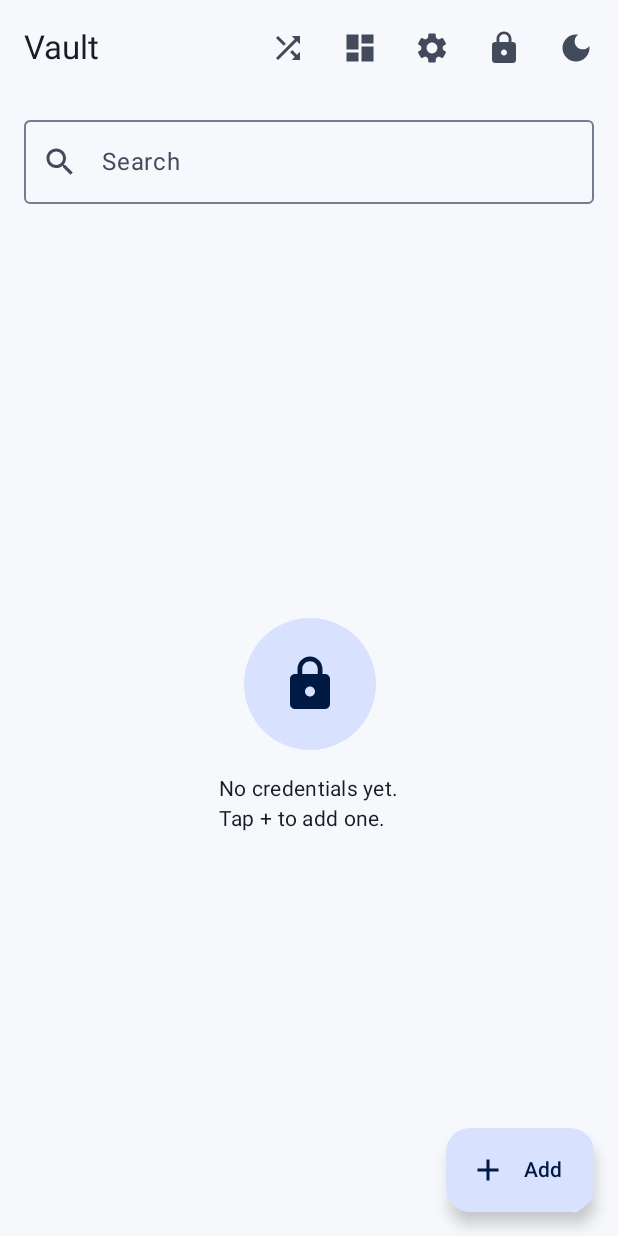
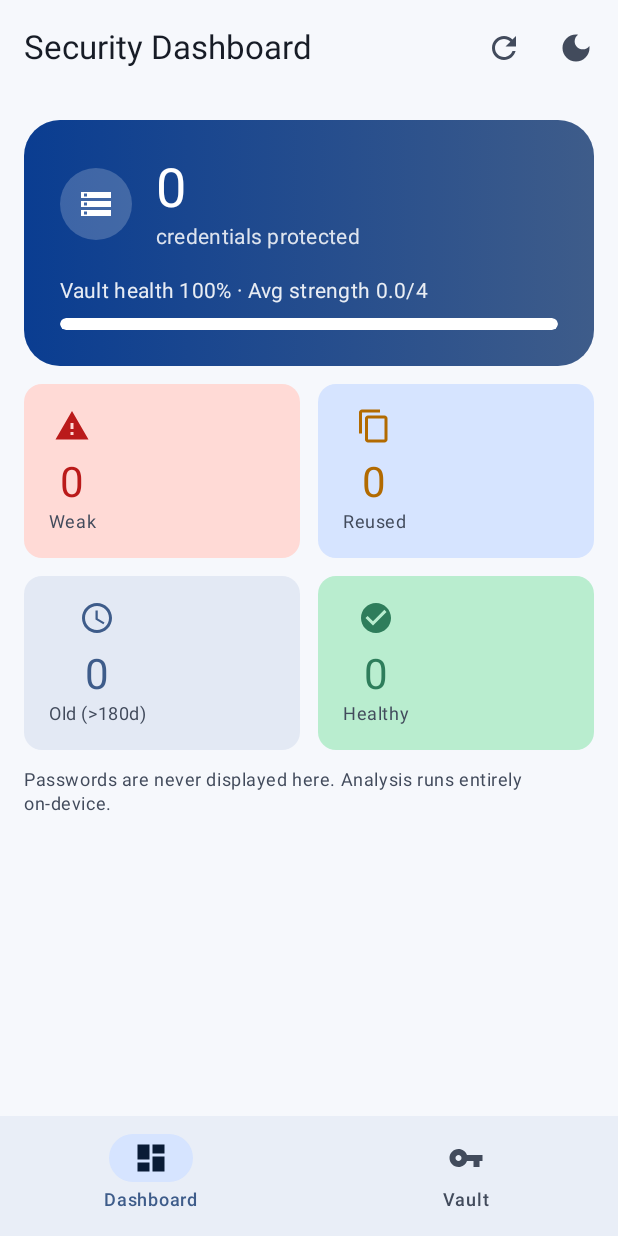
Before and after one commit to christiancagan/passvaultgen, an Android app built with Jetpack Compose: the HomeScreen screen opened through its navigation route, on a phone screen of 412 x 824 dp. Run offline under Robolectric (Android 15) with nearby library versions, the light colour scheme and no system bars; our stand-ins replace Dagger/Hilt's generated code.

Commit message:
v1.3.0: dashboard-first bottom navigation and enriched theme surfaces

```diff
--- a/app/build.gradle.kts
+++ b/app/build.gradle.kts
@@ -20,8 +20,8 @@ android {
         applicationId = "com.example.passwordvault"
         minSdk = 26
         targetSdk = 35
-        versionCode = 3
-        versionName = "1.2.0"
+        versionCode = 4
+        versionName = "1.3.0"
         testInstrumentationRunner = "androidx.test.runner.AndroidJUnitRunner"
     }
 
--- a/app/src/main/java/com/example/passwordvault/ui/dashboard/SecurityDashboardScreen.kt
+++ b/app/src/main/java/com/example/passwordvault/ui/dashboard/SecurityDashboardScreen.kt
@@ -19,17 +19,14 @@ import androidx.compose.material.icons.Icons
 import androidx.compose.material.icons.filled.CheckCircle
 import androidx.compose.material.icons.filled.ContentCopy
 import androidx.compose.material.icons.filled.Error
-import androidx.compose.material.icons.filled.Refresh
 import androidx.compose.material.icons.filled.Schedule
 import androidx.compose.material.icons.filled.Storage
 import androidx.compose.material.icons.filled.Warning
 import androidx.compose.material3.Card
 import androidx.compose.material3.CardDefaults
 import androidx.compose.material3.Icon
-import androidx.compose.material3.IconButton
 import androidx.compose.material3.LinearProgressIndicator
 import androidx.compose.material3.MaterialTheme
-import androidx.compose.material3.Scaffold
 import androidx.compose.material3.Surface
 import androidx.compose.material3.Text
 import androidx.compose.runtime.Composable
@@ -37,18 +34,20 @@ import androidx.compose.runtime.getValue
 import androidx.compose.ui.Alignment
 import androidx.compose.ui.Modifier
 import androidx.compose.ui.draw.clip
-import androidx.compose.ui.graphics.Brush
 import androidx.compose.ui.graphics.Color
 import androidx.compose.ui.graphics.vector.ImageVector
 import androidx.compose.ui.text.style.TextAlign
 import androidx.compose.ui.unit.dp
 import androidx.hilt.navigation.compose.hiltViewModel
 import androidx.lifecycle.compose.collectAsStateWithLifecycle
-import com.example.passwordvault.ui.components.PassVaultTopBar
+import com.example.passwordvault.ui.theme.brandGradient
 
+/**
+ * Dashboard pane shown first inside the bottom-navigation home screen.
+ * Health hero, stat tiles, and callouts — no scaffold of its own.
+ */
 @Composable
-fun SecurityDashboardScreen(
-    onBack: () -> Unit,
+fun DashboardPane(
     viewModel: SecurityDashboardViewModel = hiltViewModel(),
 ) {
     val stats by viewModel.stats.collectAsStateWithLifecycle()
@@ -56,23 +55,9 @@ fun SecurityDashboardScreen(
     val health = if (stats.total == 0) 1f else
         ((stats.total - minOf(issues, stats.total)).toFloat() / stats.total).coerceIn(0f, 1f)
 
-    Scaffold(
-        topBar = {
-            PassVaultTopBar(
-                title = "Security Dashboard",
-                onBack = onBack,
-                actions = {
-                    IconButton(onClick = { viewModel.refresh() }) {
-                        Icon(Icons.Filled.Refresh, contentDescription = "Refresh")
-                    }
-                },
-            )
-        },
-    ) { padding ->
     Column(
         modifier = Modifier
             .fillMaxSize()
-                .padding(padding)
             .verticalScroll(rememberScrollState())
             .padding(16.dp),
         verticalArrangement = Arrangement.spacedBy(12.dp),
@@ -91,6 +76,7 @@ fun SecurityDashboardScreen(
                 value = stats.weak.toString(),
                 icon = Icons.Filled.Warning,
                 color = MaterialTheme.colorScheme.error,
+                containerColor = MaterialTheme.colorScheme.errorContainer,
                 modifier = Modifier.weight(1f),
             )
             StatTile(
@@ -98,6 +84,7 @@ fun SecurityDashboardScreen(
                 value = stats.reused.toString(),
                 icon = Icons.Filled.ContentCopy,
                 color = Color(0xFFB26A00),
+                containerColor = MaterialTheme.colorScheme.secondaryContainer,
                 modifier = Modifier.weight(1f),
             )
         }
@@ -110,6 +97,7 @@ fun SecurityDashboardScreen(
                 value = stats.old.toString(),
                 icon = Icons.Filled.Schedule,
                 color = MaterialTheme.colorScheme.secondary,
+                containerColor = MaterialTheme.colorScheme.surfaceContainerHigh,
                 modifier = Modifier.weight(1f),
             )
             StatTile(
@@ -117,6 +105,7 @@ fun SecurityDashboardScreen(
                 value = (stats.total - minOf(issues, stats.total)).toString(),
                 icon = Icons.Filled.CheckCircle,
                 color = Color(0xFF2E7D5B),
+                containerColor = MaterialTheme.colorScheme.tertiaryContainer,
                 modifier = Modifier.weight(1f),
             )
         }
@@ -152,14 +141,9 @@ fun SecurityDashboardScreen(
         )
     }
 }
-}
 
 @Composable
 private fun HeroCard(total: Int, health: Float, averageScore: Double) {
-    val scheme = MaterialTheme.colorScheme
-    val gradient = Brush.horizontalGradient(
-        listOf(scheme.primary, scheme.secondary),
-    )
     Card(
         shape = RoundedCornerShape(24.dp),
         modifier = Modifier.fillMaxWidth(),
@@ -167,7 +151,7 @@ private fun HeroCard(total: Int, health: Float, averageScore: Double) {
         Box(
             modifier = Modifier
                 .fillMaxWidth()
-                .background(gradient)
+                .background(brandGradient())
                 .padding(24.dp),
         ) {
             Column {
@@ -225,9 +209,13 @@ private fun StatTile(
     value: String,
     icon: ImageVector,
     color: Color,
+    containerColor: Color,
     modifier: Modifier = Modifier,
 ) {
-    Card(modifier = modifier) {
+    Card(
+        modifier = modifier,
+        colors = CardDefaults.cardColors(containerColor = containerColor),
+    ) {
         Column(
             modifier = Modifier.padding(16.dp),
             horizontalAlignment = Alignment.CenterHorizontally,
--- /dev/null
+++ b/app/src/main/java/com/example/passwordvault/ui/home/HomeScreen.kt
@@ -0,0 +1,114 @@
+package com.example.passwordvault.ui.home
+
+import androidx.compose.foundation.layout.padding
+import androidx.compose.material.icons.Icons
+import androidx.compose.material.icons.filled.Add
+import androidx.compose.material.icons.filled.Dashboard
+import androidx.compose.material.icons.filled.Lock
+import androidx.compose.material.icons.filled.Refresh
+import androidx.compose.material.icons.filled.Settings
+import androidx.compose.material.icons.filled.Shuffle
+import androidx.compose.material.icons.filled.VpnKey
+import androidx.compose.material3.ExperimentalMaterial3Api
+import androidx.compose.material3.ExtendedFloatingActionButton
+import androidx.compose.material3.Icon
+import androidx.compose.material3.IconButton
+import androidx.compose.material3.NavigationBar
+import androidx.compose.material3.NavigationBarItem
+import androidx.compose.material3.Scaffold
+import androidx.compose.material3.Text
+import androidx.compose.runtime.Composable
+import androidx.compose.runtime.getValue
+import androidx.compose.runtime.mutableStateOf
+import androidx.compose.runtime.saveable.rememberSaveable
+import androidx.compose.runtime.setValue
+import androidx.compose.ui.Modifier
+import androidx.hilt.navigation.compose.hiltViewModel
+import com.example.passwordvault.ui.components.PassVaultTopBar
+import com.example.passwordvault.ui.dashboard.DashboardPane
+import com.example.passwordvault.ui.dashboard.SecurityDashboardViewModel
+import com.example.passwordvault.ui.vault.VaultPane
+
+private enum class HomeTab { DASHBOARD, VAULT }
+
+/**
+ * Post-unlock home: bottom navigation with the security dashboard first
+ * and the credential vault second.
+ */
+@OptIn(ExperimentalMaterial3Api::class)
+@Composable
+fun HomeScreen(
+    onAdd: () -> Unit,
+    onDetails: (String) -> Unit,
+    onGenerator: () -> Unit,
+    onSettings: () -> Unit,
+    onLock: () -> Unit,
+    dashboardViewModel: SecurityDashboardViewModel = hiltViewModel(),
+) {
+    var tab by rememberSaveable { mutableStateOf(HomeTab.DASHBOARD) }
+
+    Scaffold(
+        topBar = {
+            if (tab == HomeTab.DASHBOARD) {
+                PassVaultTopBar(
+                    title = "Security Dashboard",
+                    actions = {
+                        IconButton(onClick = { dashboardViewModel.refresh() }) {
+                            Icon(Icons.Filled.Refresh, contentDescription = "Refresh")
+                        }
+                    },
+                )
+            } else {
+                PassVaultTopBar(
+                    title = "Vault",
+                    actions = {
+                        IconButton(onClick = onGenerator) {
+                            Icon(Icons.Filled.Shuffle, contentDescription = "Password generator")
+                        }
+                        IconButton(onClick = onSettings) {
+                            Icon(Icons.Filled.Settings, contentDescription = "Settings")
+                        }
+                        IconButton(onClick = onLock) {
+                            Icon(Icons.Filled.Lock, contentDescription = "Lock vault")
+                        }
+                    },
+                )
+            }
+        },
+        bottomBar = {
+            NavigationBar {
+                NavigationBarItem(
+                    selected = tab == HomeTab.DASHBOARD,
+                    onClick = { tab = HomeTab.DASHBOARD },
+                    icon = { Icon(Icons.Filled.Dashboard, contentDescription = null) },
+                    label = { Text("Dashboard") },
+                )
+                NavigationBarItem(
+                    selected = tab == HomeTab.VAULT,
+                    onClick = { tab = HomeTab.VAULT },
+                    icon = { Icon(Icons.Filled.VpnKey, contentDescription = null) },
+                    label = { Text("Vault") },
+                )
+            }
+        },
+        floatingActionButton = {
+            if (tab == HomeTab.VAULT) {
+                ExtendedFloatingActionButton(
+                    onClick = onAdd,
+                    icon = { Icon(Icons.Filled.Add, contentDescription = "Add credential") },
+                    text = { Text("Add") },
+                )
+            }
+        },
+    ) { padding ->
+        androidx.compose.foundation.layout.Box(
+            modifier = Modifier.padding(padding),
+        ) {
+            if (tab == HomeTab.DASHBOARD) {
+                DashboardPane(viewModel = dashboardViewModel)
+            } else {
+                VaultPane(onDetails = onDetails)
+            }
+        }
+    }
+}
--- a/app/src/main/java/com/example/passwordvault/ui/navigation/AppNavHost.kt
+++ b/app/src/main/java/com/example/passwordvault/ui/navigation/AppNavHost.kt
@@ -20,14 +20,13 @@ import com.example.passwordvault.ui.auth.CreateMasterPasswordScreen
 import com.example.passwordvault.ui.auth.UnlockScreen
 import com.example.passwordvault.ui.auth.WelcomeScreen
 import com.example.passwordvault.ui.backup.BackupScreen
-import com.example.passwordvault.ui.dashboard.SecurityDashboardScreen
 import com.example.passwordvault.ui.generator.GeneratorScreen
+import com.example.passwordvault.ui.home.HomeScreen
 import com.example.passwordvault.ui.settings.ChangePasswordScreen
 import com.example.passwordvault.ui.settings.SettingsScreen
 import com.example.passwordvault.ui.settings.SettingsViewModel
 import com.example.passwordvault.ui.vault.AddEditEntryScreen
 import com.example.passwordvault.ui.vault.EntryDetailsScreen
-import com.example.passwordvault.ui.vault.VaultHomeScreen
 
 object Routes {
     const val WELCOME = "welcome"
@@ -39,7 +38,6 @@ object Routes {
     const val DETAILS = "details/{id}"
     const val GENERATOR = "generator"
     const val SETTINGS = "settings"
-    const val DASHBOARD = "dashboard"
     const val BACKUP = "backup"
     const val CHANGE_PASSWORD = "change_password"
 
@@ -99,13 +97,11 @@ fun AppNavHost() {
             )
         }
         composable(Routes.HOME) {
-            VaultHomeScreen(
+            HomeScreen(
                 onAdd = { navController.navigate(Routes.ADD) },
-                onEdit = { id -> navController.navigate(Routes.edit(id)) },
                 onDetails = { id -> navController.navigate(Routes.details(id)) },
                 onGenerator = { navController.navigate(Routes.GENERATOR) },
                 onSettings = { navController.navigate(Routes.SETTINGS) },
-                onDashboard = { navController.navigate(Routes.DASHBOARD) },
                 onLock = { authViewModel.lock() },
             )
         }
@@ -156,9 +152,6 @@ fun AppNavHost() {
         composable(Routes.BACKUP) {
             BackupScreen(onBack = { navController.popBackStack() })
         }
-        composable(Routes.DASHBOARD) {
-            SecurityDashboardScreen(onBack = { navController.popBackStack() })
-        }
     }
 
     // Route to the correct screen based on vault state.
--- a/app/src/main/java/com/example/passwordvault/ui/vault/VaultHomeScreen.kt
+++ b/app/src/main/java/com/example/passwordvault/ui/vault/VaultHomeScreen.kt
@@ -16,22 +16,16 @@ import androidx.compose.foundation.lazy.LazyColumn
 import androidx.compose.foundation.lazy.items
 import androidx.compose.foundation.shape.CircleShape
 import androidx.compose.material.icons.Icons
-import androidx.compose.material.icons.filled.Add
-import androidx.compose.material.icons.filled.Dashboard
 import androidx.compose.material.icons.filled.Lock
 import androidx.compose.material.icons.filled.Search
-import androidx.compose.material.icons.filled.Settings
-import androidx.compose.material.icons.filled.Shuffle
 import androidx.compose.material.icons.filled.Star
 import androidx.compose.material3.AssistChip
+import androidx.compose.material3.Card
+import androidx.compose.material3.CardDefaults
 import androidx.compose.material3.ElevatedCard
-import androidx.compose.material3.ExperimentalMaterial3Api
-import androidx.compose.material3.ExtendedFloatingActionButton
 import androidx.compose.material3.Icon
-import androidx.compose.material3.IconButton
 import androidx.compose.material3.MaterialTheme
 import androidx.compose.material3.OutlinedTextField
-import androidx.compose.material3.Scaffold
 import androidx.compose.material3.Surface
 import androidx.compose.material3.Text
 import androidx.compose.runtime.Composable
@@ -44,55 +38,27 @@ import androidx.compose.ui.unit.dp
 import androidx.hilt.navigation.compose.hiltViewModel
 import androidx.lifecycle.compose.collectAsStateWithLifecycle
 import com.example.passwordvault.domain.model.VaultEntrySummary
-import com.example.passwordvault.ui.components.PassVaultTopBar
 
-@OptIn(ExperimentalMaterial3Api::class)
+/**
+ * Vault list pane shown inside the bottom-navigation home screen.
+ * Search, entry cards, and the empty state — no scaffold of its own.
+ */
 @Composable
-fun VaultHomeScreen(
-    onAdd: () -> Unit,
-    onEdit: (String) -> Unit,
+fun VaultPane(
     onDetails: (String) -> Unit,
-    onGenerator: () -> Unit,
-    onSettings: () -> Unit,
-    onDashboard: () -> Unit,
-    onLock: () -> Unit,
     viewModel: VaultViewModel = hiltViewModel(),
 ) {
     val entries by viewModel.entries.collectAsStateWithLifecycle()
     val searchQuery by viewModel.searchQueryState.collectAsStateWithLifecycle()
 
-    Scaffold(
-        topBar = {
-            PassVaultTopBar(
-                title = "Vault",
-                actions = {
-                    IconButton(onClick = onGenerator) {
-                        Icon(Icons.Filled.Shuffle, contentDescription = "Password generator")
-                    }
-                    IconButton(onClick = onDashboard) {
-                        Icon(Icons.Filled.Dashboard, contentDescription = "Security dashboard")
-                    }
-                    IconButton(onClick = onSettings) {
-                        Icon(Icons.Filled.Settings, contentDescription = "Settings")
-                    }
-                    IconButton(onClick = onLock) {
-                        Icon(Icons.Filled.Lock, contentDescription = "Lock vault")
-                    }
-                },
-            )
-        },
-        floatingActionButton = {
-            ExtendedFloatingActionButton(
-                onClick = onAdd,
-                icon = { Icon(Icons.Filled.Add, contentDescription = "Add credential") },
-                text = { Text("Add") },
-            )
-        },
-    ) { padding ->
-        Column(
+    Column(modifier = Modifier.fillMaxSize()) {
+        Card(
+            colors = CardDefaults.cardColors(
+                containerColor = MaterialTheme.colorScheme.surfaceContainerHigh,
+            ),
             modifier = Modifier
-                .fillMaxSize()
-                .padding(padding),
+                .fillMaxWidth()
+                .padding(horizontal = 16.dp, vertical = 8.dp),
         ) {
             OutlinedTextField(
                 value = searchQuery,
@@ -101,9 +67,10 @@ fun VaultHomeScreen(
                 leadingIcon = { Icon(Icons.Filled.Search, contentDescription = null) },
                 modifier = Modifier
                     .fillMaxWidth()
-                    .padding(horizontal = 16.dp, vertical = 8.dp),
+                    .padding(12.dp),
                 singleLine = true,
             )
+        }
         if (entries.isEmpty()) {
             Box(
                 modifier = Modifier
@@ -140,7 +107,6 @@ fun VaultHomeScreen(
             ) {
                 items(entries, key = { it.id }) { entry ->
                     EntryCard(entry = entry, onClick = { onDetails(entry.id) })
-                    }
                 }
             }
         }
```
Also changed, not shown: app/src/main/java/com/example/passwordvault/ui/backup/BackupScreen.kt (+6 -1 lines), app/src/main/java/com/example/passwordvault/ui/generator/GeneratorScreen.kt (+14 -0 lines), app/src/main/java/com/example/passwordvault/ui/settings/SettingsScreen.kt (+14 -3 lines), app/src/main/java/com/example/passwordvault/ui/theme/Theme.kt (+22 -1 lines), 4 other files. Lines whose indentation alone changed are shown as unchanged.
